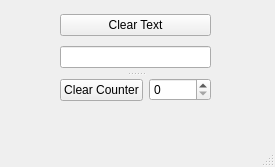
This is Task 3.1/mainwindow.ui in Andy79rus/Qt-homeworks as Qt 5 draws it before an edit. The edited form follows.
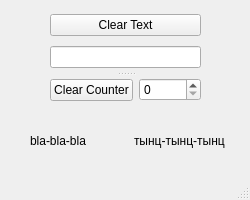
This is the edited form. Icons and pictures are not drawn.

Diff of the .ui file:
```diff
--- a/Task 3.1/mainwindow.ui
+++ b/Task 3.1/mainwindow.ui
@@ -6,20 +6,20 @@
    <rect>
     <x>0</x>
     <y>0</y>
-    <width>275</width>
-    <height>167</height>
+    <width>250</width>
+    <height>200</height>
    </rect>
   </property>
   <property name="minimumSize">
    <size>
-    <width>275</width>
-    <height>167</height>
+    <width>250</width>
+    <height>200</height>
    </size>
   </property>
   <property name="maximumSize">
    <size>
-    <width>275</width>
-    <height>167</height>
+    <width>250</width>
+    <height>200</height>
    </size>
   </property>
   <property name="windowTitle">
@@ -33,7 +33,7 @@
    <widget class="QSplitter" name="splitter">
     <property name="geometry">
      <rect>
-      <x>60</x>
+      <x>50</x>
       <y>10</y>
       <width>151</width>
       <height>94</height>
@@ -71,6 +71,38 @@
      </layout>
     </widget>
    </widget>
+   <widget class="QWidget" name="">
+    <property name="geometry">
+     <rect>
+      <x>30</x>
+      <y>130</y>
+      <width>201</width>
+      <height>22</height>
+     </rect>
+    </property>
+    <layout class="QHBoxLayout" name="horizontalLayout_2">
+     <item>
+      <widget class="QLabel" name="label">
+       <property name="toolTip">
+        <string>&lt;html&gt;&lt;head/&gt;&lt;body&gt;&lt;p&gt;Серъезно?! Я про них забыл!&lt;/p&gt;&lt;/body&gt;&lt;/html&gt;</string>
+       </property>
+       <property name="text">
+        <string>bla-bla-bla</string>
+       </property>
+      </widget>
+     </item>
+     <item>
+      <widget class="QLabel" name="label_2">
+       <property name="toolTip">
+        <string>&lt;html&gt;&lt;head/&gt;&lt;body&gt;&lt;p&gt;Ну да, забыл!&lt;/p&gt;&lt;/body&gt;&lt;/html&gt;</string>
+       </property>
+       <property name="text">
+        <string>тынц-тынц-тынц</string>
+       </property>
+      </widget>
+     </item>
+    </layout>
+   </widget>
   </widget>
   <widget class="QStatusBar" name="statusbar"/>
   <widget class="QMenuBar" name="menubar">
```
Left out of the diff: 2 changed lines with no effect on the pictures.
